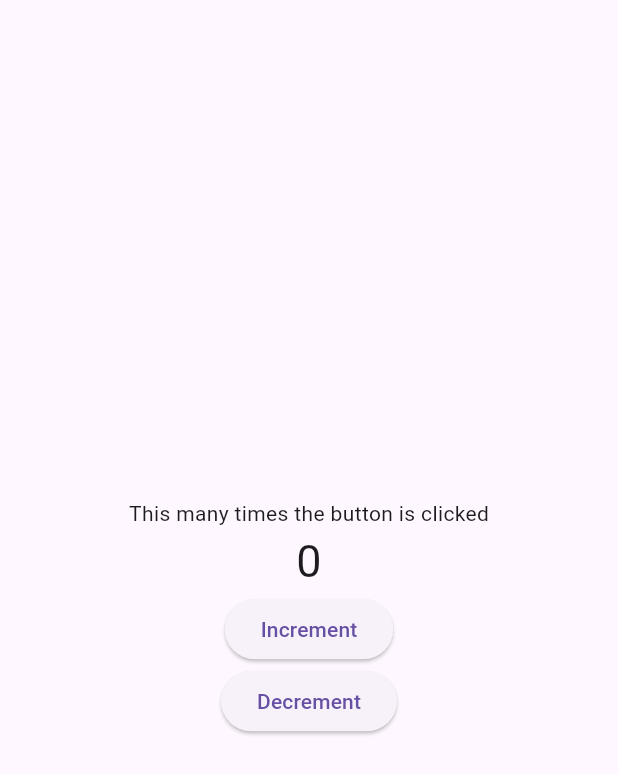
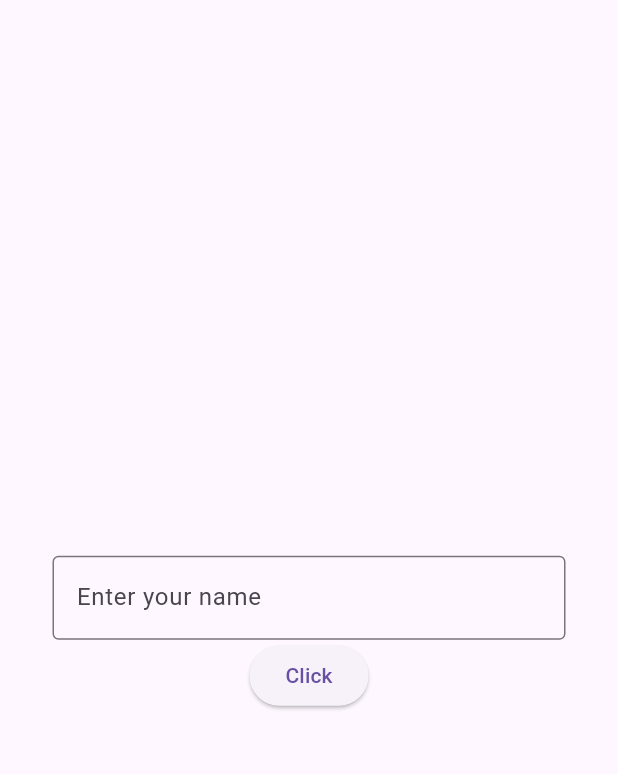
Before and after one commit to Ghani9/Flutter-Repo, a Flutter app: the screen it shows after launch, on a phone screen of 412 x 824 dp. Shown: the top 774 px of the screen. Run offline on Flutter 3.47's test engine with Material 3 defaults, Android fonts, the phone set to English and light mode, and no system bars; missing offline and left inert: dart:js.

Commit message:
created InputField and show output on button click

```diff
--- a/first_flutter_app/lib/main.dart
+++ b/first_flutter_app/lib/main.dart
@@ -1,6 +1,7 @@
 import 'dart:js';
 
 import 'package:first_flutter_app/pages/fistPage.dart';
+import 'package:first_flutter_app/pages/inputPage.dart';
 import 'package:first_flutter_app/pages/profilePage.dart';
 import 'package:first_flutter_app/pages/secondPage.dart';
 import 'package:first_flutter_app/pages/settingPage.dart';
@@ -59,25 +60,26 @@ class _MyAppState extends State<MyApp> {
   @override
   Widget build(BuildContext context) {
     return Scaffold(
-        body: Center(
-            child: Column(
-      mainAxisAlignment: MainAxisAlignment.center,
-      children: [
-        Text('This many times the button is clicked'),
-        Text(
-          _counterNumber.toString(),
-          style: TextStyle(fontSize: 30),
-        ),
-        Column(
-          children: [
-            ElevatedButton(
-                onPressed: _incrementTheCounter, child: Text('Increment')),
-            ElevatedButton(
-                onPressed: _decrementTheCounter, child: Text('Decrement'))
-          ],
-        )
-      ],
-    ))
+      body: InputPage(),
+      //     Center(
+      //         child: Column(
+      //   mainAxisAlignment: MainAxisAlignment.center,
+      //   children: [
+      //     Text('This many times the button is clicked'),
+      //     Text(
+      //       _counterNumber.toString(),
+      //       style: TextStyle(fontSize: 30),
+      //     ),
+      //     Column(
+      //       children: [
+      //         ElevatedButton(
+      //             onPressed: _incrementTheCounter, child: Text('Increment')),
+      //         ElevatedButton(
+      //             onPressed: _decrementTheCounter, child: Text('Decrement'))
+      //       ],
+      //     )
+      //   ],
+      // ))
 
       // Scaffold(
       // appBar: AppBar(
--- /dev/null
+++ b/first_flutter_app/lib/pages/inputPage.dart
@@ -0,0 +1,43 @@
+import 'package:flutter/material.dart';
+
+class InputPage extends StatefulWidget {
+  const InputPage({super.key});
+
+  @override
+  State<InputPage> createState() => _MyWidgetState();
+}
+
+class _MyWidgetState extends State<InputPage> {
+  TextEditingController inputController = TextEditingController();
+  String inputData = "";
+  void ShowInput() {
+    setState(() {
+      inputData = inputController.text;
+      inputController.text = "";
+    });
+
+    print('Btn is Clicked');
+  }
+
+  @override
+  Widget build(BuildContext context) {
+    return Scaffold(
+      body: Center(
+          child: Padding(
+              padding: EdgeInsets.all(35.0),
+              child: Column(
+                mainAxisAlignment: MainAxisAlignment.center,
+                children: [
+                  Text(inputData),
+                  TextField(
+                    controller: inputController,
+                    decoration: InputDecoration(
+                        border: OutlineInputBorder(),
+                        hintText: 'Enter your name'),
+                  ),
+                  ElevatedButton(onPressed: ShowInput, child: Text('Click'))
+                ],
+              ))),
+    );
+  }
+}
```
Lines whose indentation alone changed are shown as unchanged.
